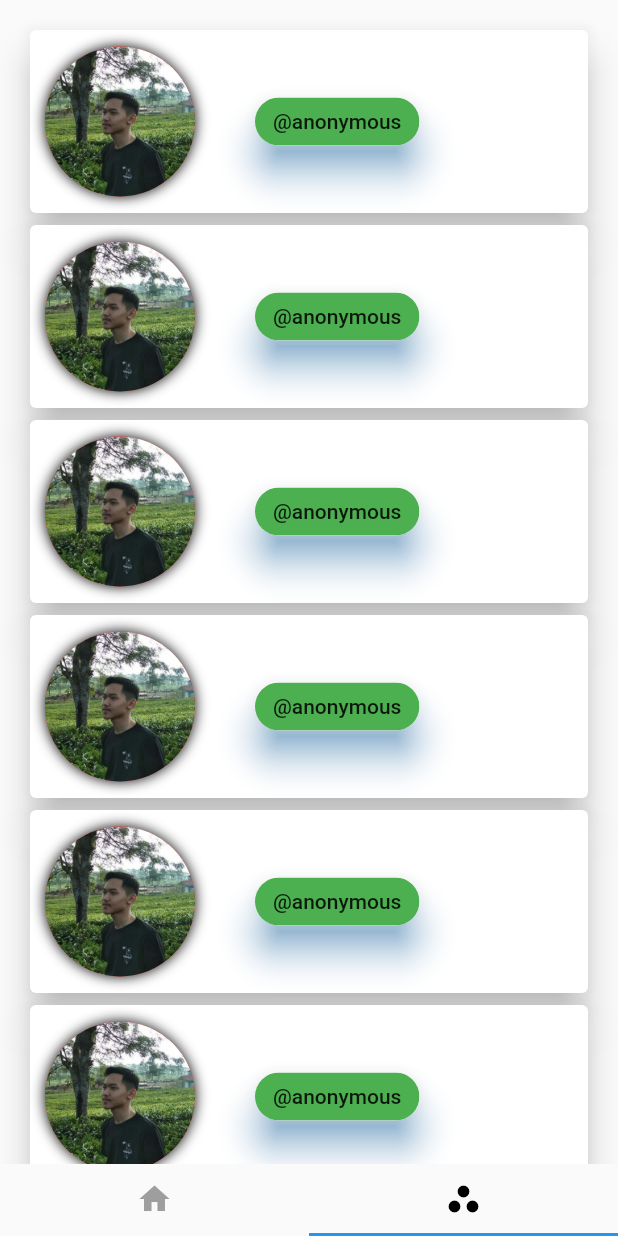
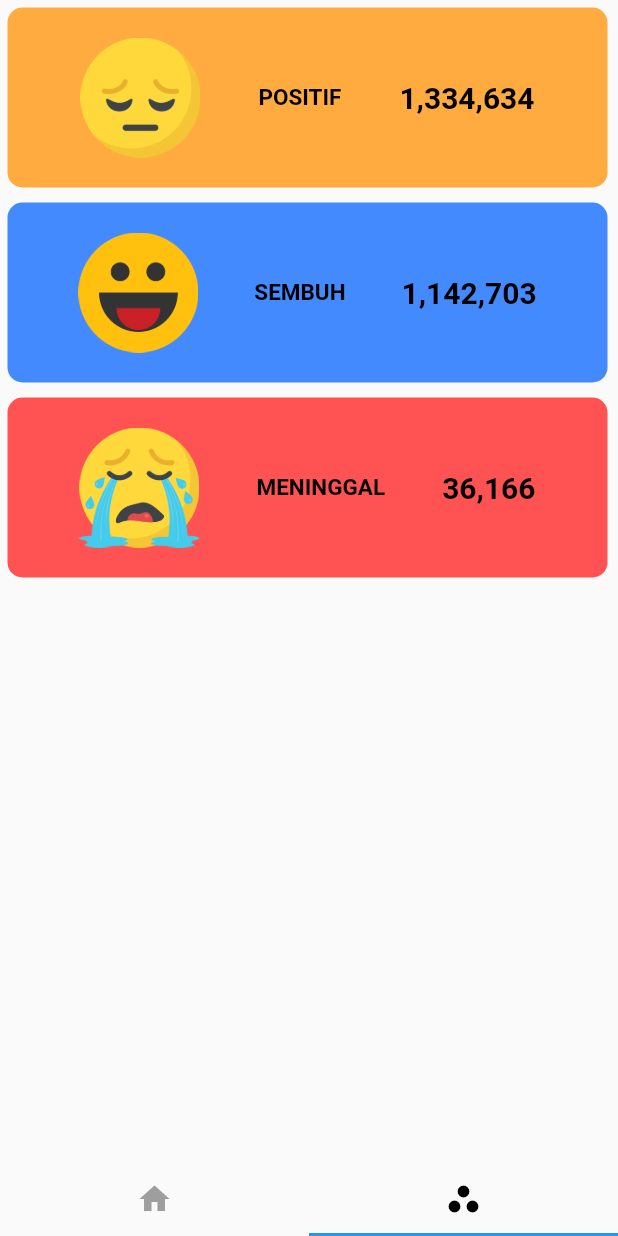
Before and after one commit to Maskips/flutter_kopid, a Flutter app: the screen it shows after launch, tab 2 chosen, on a phone screen of 412 x 824 dp. Run offline on Flutter 3.47's test engine with Material 2 defaults, Android fonts, the phone set to English and light mode, and no system bars.

Commit message:
Done Pra Ujikom

```diff
--- a/lib/api_prov/provinsi.dart
+++ b/lib/api_prov/provinsi.dart
@@ -14,6 +14,7 @@ class PostPage extends StatelessWidget {
       ),
       body: FutureBuilder(
           future: _getPost.manggilPostData(),
+          // ignore: missing_return
           builder: (context, AsyncSnapshot<List<Post>> snapshot) {
             if (snapshot.hasData) {
               List<Post> dataPost = snapshot.data;
--- a/lib/screens/kasus_screen.dart
+++ b/lib/screens/kasus_screen.dart
@@ -1,5 +1,4 @@
 import '../api_prov/controller_prov.dart';
-import '../api_prov/model_prov.dart';
 import 'package:flutter/material.dart';
 
 class PostPage extends StatelessWidget {
@@ -8,165 +7,143 @@ class PostPage extends StatelessWidget {
   @override
   Widget build(BuildContext context) {
     return Scaffold(
-      // body: FutureBuilder(
-      //     future: _getPost.manggilPostData(),
-      //     builder: (context, AsyncSnapshot<List<Post>> snapshot) {
-      //       if (snapshot.hasData) {
-      //         List<Post> dataPost = snapshot.data;
-      //         return new ListView.builder(
-      //           padding: const EdgeInsets.all(16),
-      //           itemCount: dataPost.length,
-      //           itemBuilder: (context, index) {
-      //             return Container(
-      //               height: 130,
-      //               child: Card(
-      //                 color: Colors.blue,
-      //                 elevation: 10,
-      //                 child: Row(
-      //                   children: <Widget>[
-      //                     Padding(
-      //                       padding: EdgeInsets.all(10.0),
-      //                       child: GestureDetector(
-      //                         onTap: () {},
-      //                         child: Container(
-      //                           width: 100.0,
-      //                           height: 100.0,
-      //                           decoration: BoxDecoration(
-      //                               color: Colors.red,
-      //                               image: DecorationImage(
-      //                                   image: AssetImage('images/hacker.jpeg'),
-      //                                   fit: BoxFit.cover),
-      //                               borderRadius:
-      //                                   BorderRadius.all(Radius.circular(75.0)),
-      //                               boxShadow: [
-      //                                 BoxShadow(
-      //                                     blurRadius: 7.0, color: Colors.black)
-      //                               ]),
-      //                         ),
-      //                       ),
-      //                     ),
-      //                     GestureDetector(
-      //                       onTap: () {
-      //                         return showDialog<void>(
-      //                           context: context,
-      //                           barrierDismissible: false,
-      //                           builder: (BuildContext conext) {
-      //                             return AlertDialog(
-      //                               title: Text('Not in stock'),
-      //                               content: const Text(
-      //                                   'This item is no longer available'),
-      //                               actions: <Widget>[
-      //                                 FlatButton(
-      //                                   child: Text('Ok'),
-      //                                   onPressed: () {
-      //                                     Navigator.of(context).pop();
-      //                                   },
-      //                                 ),
-      //                               ],
-      //                             );
-      //                           },
-      //                         );
-      //                       },
-      //                       child: Container(
-      //                         child: Card(
-      //                           child: Column(
-      //                             children: [
-      //                               Padding(
-      //                                 padding: const EdgeInsets.all(5),
-      //                                 child: Icon(
-      //                                   Icons.android,
-      //                                   size: 30,
-      //                                   color: Colors.amber,
-      //                                 ),
-      //                               ),
-      //                               Text('Negara :' + dataPost[index].Provinsi),
-      //                               Text('Positif :' +
-      //                                   dataPost[index].Kasus_Posi.toString()),
-      //                               Text('Sembuh :' +
-      //                                   dataPost[index].Kasus_Semb.toString()),
-      //                               Text('Meninggal :' +
-      //                                   dataPost[index].Kasus_Meni.toString())
-      //                             ],
-      //                           ),
-      //                         ),
-      //                       ),
-      //                     ),
-      //                   ],
-      //                 ),
-      //               ),
-      //             );
-      //           },
-      //         );
-      //       }
-      //     }),
-
-      body: new ListView.builder(
-        padding: const EdgeInsets.all(16),
-        itemBuilder: (context, i) {
-          return Container(
-            height: 130,
-            child: Card(
-//                color: Colors.blue,
-              elevation: 10,
+      body: SingleChildScrollView(
+        child: Column(
+          children: [
+            Column(
+                mainAxisAlignment: MainAxisAlignment.spaceBetween,
+                children: [
+                  Container(
+                    width: 400,
+                    height: 120,
+                    margin: EdgeInsets.all(5),
+                    padding: EdgeInsets.all(10),
+                    decoration: BoxDecoration(
+                      color: Colors.orangeAccent,
+                      borderRadius: BorderRadius.only(
+                          topLeft: Radius.circular(10),
+                          topRight: Radius.circular(10),
+                          bottomLeft: Radius.circular(10),
+                          bottomRight: Radius.circular(10)),
+                    ),
                     child: Row(
+                      mainAxisAlignment: MainAxisAlignment.spaceEvenly,
                       children: <Widget>[
-                  Padding(
-                    padding: EdgeInsets.all(10.0),
-                    child: GestureDetector(
-                      onTap: () {},
-                      child: Container(
-                        width: 100.0,
-                        height: 100.0,
-                        decoration: BoxDecoration(
-                            color: Colors.red,
-                            image: DecorationImage(
-                                image: AssetImage('assets/images/rafli.jpg'),
-                                fit: BoxFit.cover),
-                            borderRadius:
-                                BorderRadius.all(Radius.circular(75.0)),
-                            boxShadow: [
-                              BoxShadow(blurRadius: 7.0, color: Colors.black)
-                            ]),
+                        Image.asset(
+                          'assets/images/sad.png',
+                          height: 90,
+                          width: 80,
+                        ),
+                        Text(
+                          'POSITIF',
+                          style: TextStyle(
+                            color: Colors.black,
+                            fontSize: 15.0,
+                            fontWeight: FontWeight.bold,
                           ),
                         ),
+                        Text(
+                          '1,334,634',
+                          style: TextStyle(
+                            color: Colors.black,
+                            fontSize: 20.0,
+                            fontWeight: FontWeight.bold,
                           ),
-                  GestureDetector(
-                    onTap: () {
-                      return showDialog<void>(
-                        context: context,
-                        barrierDismissible: false,
-                        builder: (BuildContext conext) {
-                          return AlertDialog(
-                            title: Text('Not in stock'),
-                            content:
-                                const Text('This item is no longer available'),
-                            actions: <Widget>[
-                              FlatButton(
-                                child: Text('Ok'),
-                                onPressed: () {
-                                  Navigator.of(context).pop();
-                                },
-                              ),
-                            ],
-                          );
-                        },
-                      );
-                    },
-                    child: Container(
-                        padding: EdgeInsets.all(30.0),
-                        child: Chip(
-                          label: Text('@anonymous'),
-                          shadowColor: Colors.blue,
-                          backgroundColor: Colors.green,
-                          elevation: 10,
-                          autofocus: true,
-                        )),
                         ),
                       ],
                     ),
                   ),
-          );
-        },
+                ]),
+            Column(
+                mainAxisAlignment: MainAxisAlignment.spaceBetween,
+                children: [
+                  Container(
+                    width: 400,
+                    height: 120,
+                    margin: EdgeInsets.all(5),
+                    padding: EdgeInsets.all(10),
+                    decoration: BoxDecoration(
+                      color: Colors.blueAccent,
+                      borderRadius: BorderRadius.only(
+                          topLeft: Radius.circular(10),
+                          topRight: Radius.circular(10),
+                          bottomLeft: Radius.circular(10),
+                          bottomRight: Radius.circular(10)),
+                    ),
+                    child: Row(
+                      mainAxisAlignment: MainAxisAlignment.spaceEvenly,
+                      children: <Widget>[
+                        Image.asset(
+                          'assets/images/happy.png',
+                          height: 90,
+                          width: 80,
+                        ),
+                        Text(
+                          'SEMBUH',
+                          style: TextStyle(
+                            color: Colors.black,
+                            fontSize: 15.0,
+                            fontWeight: FontWeight.bold,
+                          ),
+                        ),
+                        Text(
+                          '1,142,703',
+                          style: TextStyle(
+                            color: Colors.black,
+                            fontSize: 20.0,
+                            fontWeight: FontWeight.bold,
+                          ),
+                        ),
+                      ],
+                    ),
+                  ),
+                ]),
+            Column(
+                mainAxisAlignment: MainAxisAlignment.spaceBetween,
+                children: [
+                  Container(
+                    width: 400,
+                    height: 120,
+                    margin: EdgeInsets.all(5),
+                    padding: EdgeInsets.all(10),
+                    decoration: BoxDecoration(
+                      color: Colors.redAccent,
+                      borderRadius: BorderRadius.only(
+                          topLeft: Radius.circular(10),
+                          topRight: Radius.circular(10),
+                          bottomLeft: Radius.circular(10),
+                          bottomRight: Radius.circular(10)),
+                    ),
+                    child: Row(
+                      mainAxisAlignment: MainAxisAlignment.spaceEvenly,
+                      children: <Widget>[
+                        Image.asset(
+                          'assets/images/crying.png',
+                          height: 90,
+                          width: 80,
+                        ),
+                        Text(
+                          'MENINGGAL',
+                          style: TextStyle(
+                            color: Colors.black,
+                            fontSize: 15.0,
+                            fontWeight: FontWeight.bold,
+                          ),
+                        ),
+                        Text(
+                          '36,166',
+                          style: TextStyle(
+                            color: Colors.black,
+                            fontSize: 20.0,
+                            fontWeight: FontWeight.bold,
+                          ),
+                        ),
+                      ],
+                    ),
+                  ),
+                ]),
+          ],
+        ),
       ),
     );
   }
--- a/pubspec.yaml
+++ b/pubspec.yaml
@@ -75,6 +75,9 @@ flutter:
     - assets/icons/tk_logo.jpg
     - assets/images/covid-19.png
     - assets/icons/tk_biru.jpg
+    - assets/images/happy.png
+    - assets/images/sad.png
+    - assets/images/crying.png
 
 
   # An image asset can refer to one or more resolution-specific "variants", see
```
Also changed, not shown: lib/api_prov/controller_prov.dart (+14 -0 lines), lib/api_prov/model_prov.dart (+9 -0 lines), assets/images/crying.png (added), assets/images/happy.png (added), assets/images/sad.png (added). Lines whose indentation alone changed are shown as unchanged.
